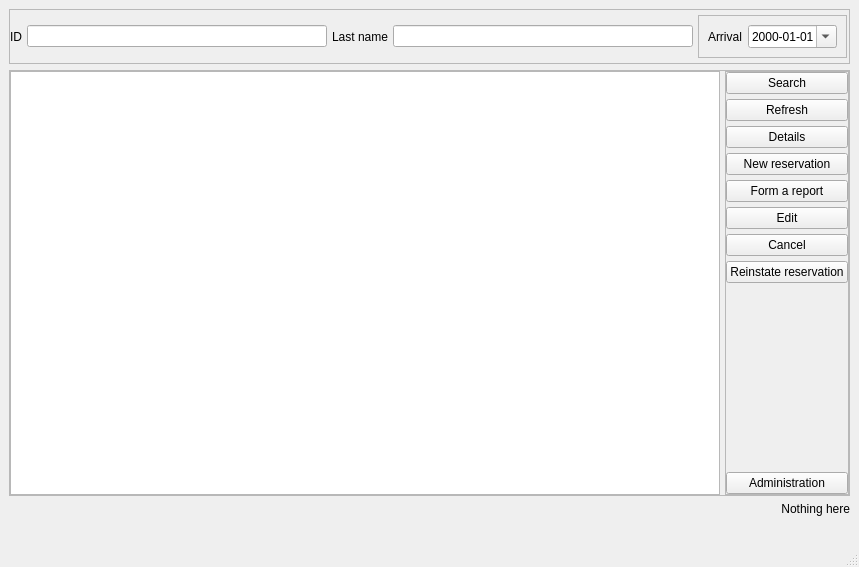
The window that Views/ReservationsWindow.ui (zwg3/Hotelier-desktop) describes before a commit, drawn with Qt 5.
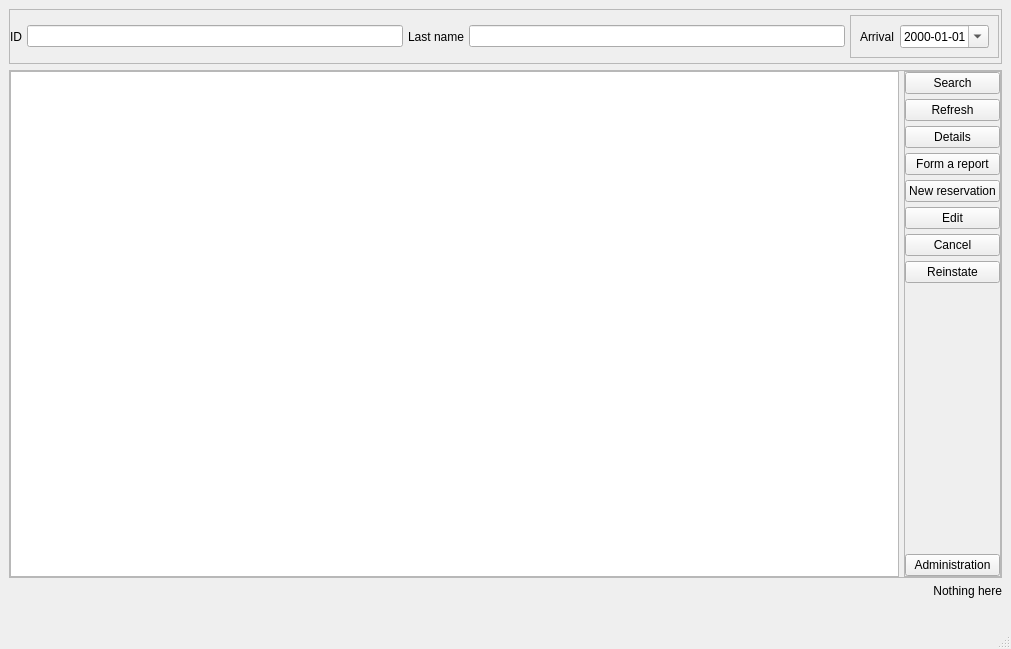
The same window after the commit.

```diff
--- a/Views/ReservationsWindow.ui
+++ b/Views/ReservationsWindow.ui
@@ -6,8 +6,8 @@
    <rect>
     <x>0</x>
     <y>0</y>
-    <width>859</width>
-    <height>567</height>
+    <width>1011</width>
+    <height>649</height>
    </rect>
   </property>
   <property name="windowTitle">
@@ -182,13 +182,6 @@
             </property>
            </widget>
           </item>
-          <item>
-           <widget class="QPushButton" name="newRes_btn">
-            <property name="text">
-             <string>New reservation</string>
-            </property>
-           </widget>
-          </item>
           <item>
            <widget class="QPushButton" name="report_btn">
             <property name="text">
@@ -196,6 +189,13 @@
             </property>
            </widget>
           </item>
+          <item>
+           <widget class="QPushButton" name="newRes_btn">
+            <property name="text">
+             <string>New reservation</string>
+            </property>
+           </widget>
+          </item>
           <item>
            <widget class="QPushButton" name="edit_btn">
             <property name="text">
@@ -213,7 +213,7 @@
           <item>
            <widget class="QPushButton" name="rest_btn">
             <property name="text">
-             <string>Reinstate reservation</string>
+             <string>Reinstate</string>
             </property>
            </widget>
           </item>
```
Left out of the diff: 2 changed lines with no effect on the pictures.
